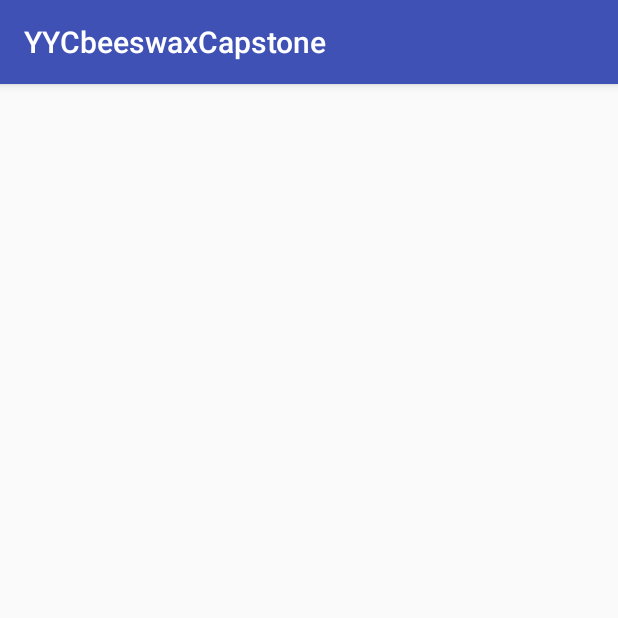
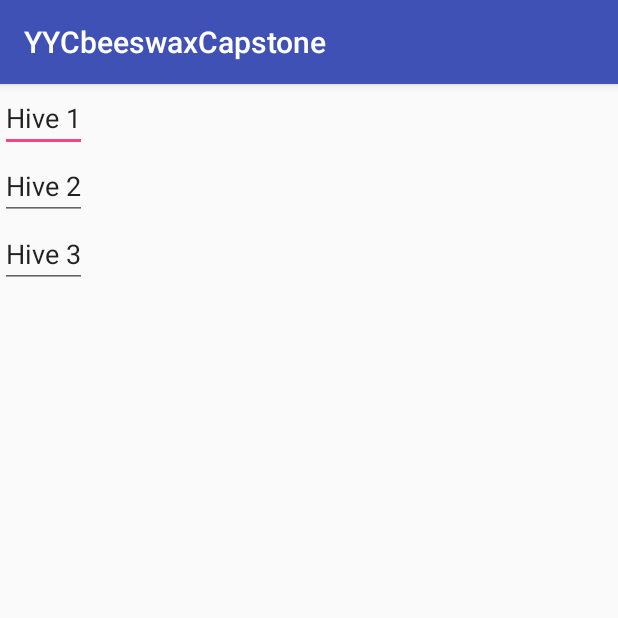
Before and after one commit to Daineish/Capstone-2019-YycBeeswax, an Android app: the AlertsActivity screen opened directly, with no data from a screen before it, on a phone screen of 412 x 824 dp, the top half of it. Run offline under Robolectric (Android 15) with nearby library versions, the phone set to English and light mode, and no system bars.

Commit message:
Started adding functionality for chaning alert bounds

```diff
--- a/MobileApp/YYCbeeswaxCapstone/app/src/main/AndroidManifest.xml
+++ b/MobileApp/YYCbeeswaxCapstone/app/src/main/AndroidManifest.xml
@@ -40,6 +40,10 @@
             android:label="@string/app_name">
         </activity>
         <activity
+            android:name=".ChangeAlertBounds"
+            android:label="@string/app_name">
+        </activity>
+        <activity
             android:name=".OtherActivity"
             android:label="@string/app_name">
         </activity>
--- a/MobileApp/YYCbeeswaxCapstone/app/src/main/java/com/example/dainemcniven/yycbeeswaxcapstone/AlertsActivity.java
+++ b/MobileApp/YYCbeeswaxCapstone/app/src/main/java/com/example/dainemcniven/yycbeeswaxcapstone/AlertsActivity.java
@@ -1,7 +1,16 @@
 package com.example.dainemcniven.yycbeeswaxcapstone;
 
+import android.content.Intent;
 import android.os.Bundle;
+import android.support.v7.app.ActionBar;
 import android.support.v7.app.AppCompatActivity;
+import android.util.Log;
+import android.view.View;
+import android.widget.EditText;
+import android.widget.LinearLayout;
+import android.widget.ScrollView;
+
+import java.util.ArrayList;
 
 /**
  * Created by dainemcniven on 2019-03-07.
@@ -16,6 +25,46 @@ public class AlertsActivity extends AppCompatActivity
         setContentView(R.layout.activity_alerts);
 
         // TODO: here you should be able to change alerts bounds and whatnot
+        GetAvailableHives();
+
+    }
+
+    View.OnClickListener myhandler1 = new View.OnClickListener()
+    {
+        public void onClick(View v)
+        {
+            EditText sender = (EditText)v;
+            String hivenum = sender.getText().toString();
+            // TODO: get database data for dbSensor and show it somehow
+            Log.e("a", "Hive: " + hivenum);
+            Intent myIntent = new Intent(AlertsActivity.this, ChangeAlertBounds.class);
+            myIntent.putExtra("HIVE_ID", hivenum); //Optional parameters
+            AlertsActivity.this.startActivity(myIntent);
+        }
+    };
+
+
+    private void GetAvailableHives()
+    {
+        ArrayList<String> sensors = Database.getInstance().GetHives();
+
+        LinearLayout mainLayout = new LinearLayout(this);
+        LinearLayout.LayoutParams layoutParams = new LinearLayout.LayoutParams(ActionBar.LayoutParams.FILL_PARENT, ActionBar.LayoutParams.FILL_PARENT);
+        ScrollView scrollView = new ScrollView(this);
+        LinearLayout linearLayout = new LinearLayout(this);
+        linearLayout.setOrientation(LinearLayout.VERTICAL);
+        mainLayout.addView(scrollView);
+        scrollView.addView(linearLayout);
+        this.addContentView(mainLayout, layoutParams);
+
+        for(int i = 0; i < sensors.size(); i++)
+        {
+            EditText ed = new EditText(this);
+            ed.setText(sensors.get(i));
+            ed.setInputType(0);
+            ed.setOnClickListener(myhandler1);
+            linearLayout.addView(ed);
+        }
 
     }
 }
--- a/MobileApp/YYCbeeswaxCapstone/app/src/main/java/com/example/dainemcniven/yycbeeswaxcapstone/Database.java
+++ b/MobileApp/YYCbeeswaxCapstone/app/src/main/java/com/example/dainemcniven/yycbeeswaxcapstone/Database.java
@@ -32,7 +32,7 @@ public class Database
 
     private Database()
     {
-        initializeConnection();
+        //initializeConnection();
     }
 
     public void initializeConnection()
@@ -98,4 +98,63 @@ public class Database
 
         return list;
     }
+
+    public ArrayList<String> GetHives()
+    {
+        // TODO: Get actual hive names from database
+        ArrayList<String> list = new ArrayList<String>();
+        list.add("Hive 1");
+        list.add("Hive 2");
+        list.add("Hive 3");
+
+//        try
+//        {
+//            ResultSet rs;
+//            String query = "SELECT name FROM sensordata WHERE ?"; // yeah idk how the DB is structured...
+//            PreparedStatement prepared = connection.prepareStatement(query);
+//            prepared.setInt(1, 0); // what is this
+//            //execute query and put result into result set rs
+//            rs = prepared.executeQuery();
+//
+//            //parse result set, adding emails to the ArrayList until result set is empty
+//            while (rs.next())
+//            {
+//                list.add(rs.getString("Email"));
+//            }
+//        }
+//        catch(SQLException e)
+//        {}
+
+        return list;
+    }
+
+    public ArrayList<Integer> GetAlertsForHive(int hive)
+    {
+        // TODO: Get actual hive names from database
+        ArrayList<Integer> list = new ArrayList<Integer>();
+        list.add(100);
+        list.add(0);
+        list.add(85);
+        list.add(20);
+
+//        try
+//        {
+//            ResultSet rs;
+//            String query = "SELECT name FROM sensordata WHERE ?"; // yeah idk how the DB is structured...
+//            PreparedStatement prepared = connection.prepareStatement(query);
+//            prepared.setInt(1, 0); // what is this
+//            //execute query and put result into result set rs
+//            rs = prepared.executeQuery();
+//
+//            //parse result set, adding emails to the ArrayList until result set is empty
+//            while (rs.next())
+//            {
+//                list.add(rs.getString("Email"));
+//            }
+//        }
+//        catch(SQLException e)
+//        {}
+
+        return list;
+    }
 }
--- a/MobileApp/YYCbeeswaxCapstone/app/src/main/java/com/example/dainemcniven/yycbeeswaxcapstone/SensorListActivity.java
+++ b/MobileApp/YYCbeeswaxCapstone/app/src/main/java/com/example/dainemcniven/yycbeeswaxcapstone/SensorListActivity.java
@@ -46,7 +46,6 @@ public class SensorListActivity extends AppCompatActivity
 
     private void GetAvailableSensors()
     {
-        // TODO: access database and get a list of available sensors
         ArrayList<String> sensors = Database.getInstance().GetSensors();
 
         LinearLayout mainLayout = new LinearLayout(this);
--- a/MobileApp/YYCbeeswaxCapstone/app/src/main/res/layout/activity_alerts.xml
+++ b/MobileApp/YYCbeeswaxCapstone/app/src/main/res/layout/activity_alerts.xml
@@ -1,6 +1,8 @@
 <?xml version="1.0" encoding="utf-8"?>
 <LinearLayout xmlns:android="http://schemas.android.com/apk/res/android"
-    android:orientation="vertical" android:layout_width="match_parent"
-    android:layout_height="match_parent">
+    android:id="@+id/main_linear_layout"
+    android:layout_width="match_parent"
+    android:layout_height="match_parent"
+    android:orientation="vertical">
 
 </LinearLayout>
```
Also changed, not shown: MobileApp/YYCbeeswaxCapstone/app/src/main/java/com/example/dainemcniven/yycbeeswaxcapstone/ChangeAlertBounds.java (added, +61 -0 lines), MobileApp/YYCbeeswaxCapstone/app/src/main/res/layout/activity_alertbounds.xml (added, +157 -0 lines).
